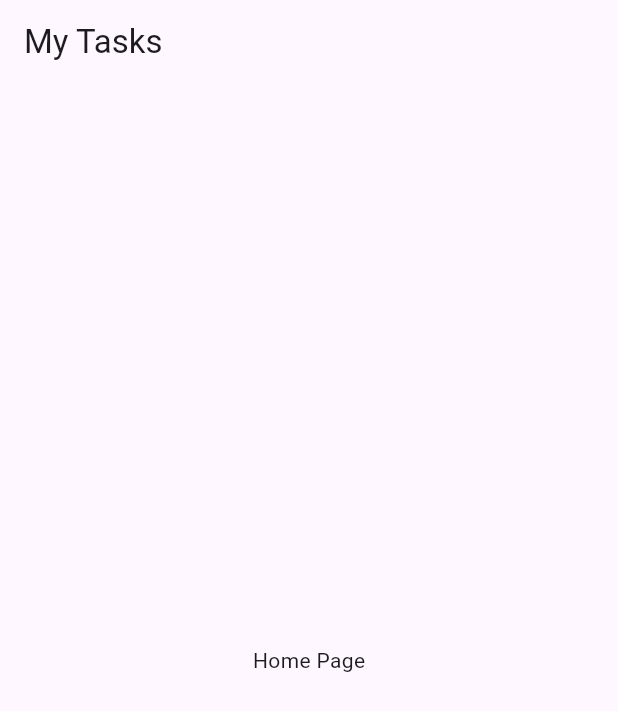
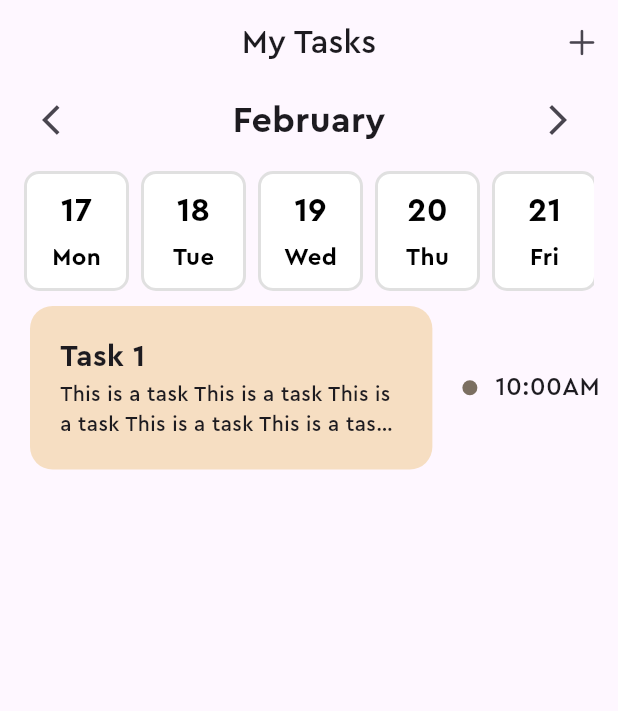
Before and after one commit to mulualeme/taskapp, a Flutter app: the screen it shows after launch, on a phone screen of 412 x 824 dp. Shown: the top 711 px of the screen. Run offline on Flutter 3.47's test engine with Material 3 defaults, Android fonts, the phone set to English and light mode, and no system bars; our stand-ins replace flutter_bloc, shared_preferences, sqflite; accounts and stored records are empty.

Commit message:
add home page design

```diff
--- /dev/null
+++ b/frontend/lib/core/constants/utils.dart
@@ -0,0 +1,15 @@
+import 'package:flutter/material.dart';
+
+Color strengthColor(Color color, double factor) {
+  int r = (color.red * factor).clamp(0, 255).toInt();
+  int g = (color.green * factor).clamp(0, 255).toInt();
+  int b = (color.blue * factor).clamp(0, 255).toInt();
+  return Color.fromARGB(color.alpha, r, g, b);
+}
+
+List<DateTime> getWeekDates(int weekOffset) {
+  final today = DateTime.now();
+  DateTime startOfWeek = today.subtract(Duration(days: today.weekday - 1));
+  startOfWeek = startOfWeek.add(Duration(days: weekOffset * 7));
+  return List.generate(7, (index) => startOfWeek.add(Duration(days: index)));
+}
--- a/frontend/lib/features/home/pages/home_page.dart
+++ b/frontend/lib/features/home/pages/home_page.dart
@@ -1,4 +1,8 @@
+import 'package:flutter/cupertino.dart';
 import 'package:flutter/material.dart';
+import 'package:frontend/core/constants/utils.dart';
+import 'package:frontend/features/home/widgets/date_selector.dart';
+import 'package:frontend/features/home/widgets/task_card.dart';
 
 class HomePage extends StatelessWidget {
   static MaterialPageRoute route() => MaterialPageRoute(
@@ -10,10 +14,46 @@ class HomePage extends StatelessWidget {
   Widget build(BuildContext context) {
     return Scaffold(
       appBar: AppBar(
+        centerTitle: true,
         title: const Text('My Tasks'),
+        actions: [
+          IconButton(
+            onPressed: () {},
+            icon: const Icon(CupertinoIcons.add),
+          ),
+        ],
       ),
-      body: const Center(
-        child: Text('Home Page'),
+      body: Column(
+        children: [
+          const DateSelector(),
+          Row(
+            children: [
+              Expanded(
+                child: TaskCard(
+                  color: Color.fromRGBO(246, 222, 194, 1),
+                  headerText: 'Task 1',
+                  descriptionText:
+                      'This is a task This is a task This is a task This is a task This is a task This is a task',
+                ),
+              ),
+              Container(
+                width: 10,
+                height: 10,
+                decoration: BoxDecoration(
+                  color: strengthColor(Color.fromRGBO(246, 222, 194, 1), 0.5),
+                  shape: BoxShape.circle,
+                ),
+              ),
+              const Padding(
+                padding: EdgeInsets.all(12),
+                child: Text(
+                  '10:00AM',
+                  style: TextStyle(fontSize: 17),
+                ),
+              ),
+            ],
+          ),
+        ],
       ),
     );
   }
--- /dev/null
+++ b/frontend/lib/features/home/widgets/date_selector.dart
@@ -0,0 +1,108 @@
+import 'package:flutter/cupertino.dart';
+import 'package:flutter/material.dart';
+import 'package:frontend/core/constants/utils.dart';
+import 'package:intl/intl.dart';
+
+class DateSelector extends StatefulWidget {
+  const DateSelector({super.key});
+
+  @override
+  State<DateSelector> createState() => _DateSelectorState();
+}
+
+class _DateSelectorState extends State<DateSelector> {
+  int weekOffset = 0;
+  DateTime selectedDate = DateTime.now();
+  @override
+  Widget build(BuildContext context) {
+    final weekDates = getWeekDates(weekOffset);
+    String monthName = DateFormat('MMMM').format(weekDates[0]);
+    return Column(
+      children: [
+        Padding(
+          padding:
+              const EdgeInsets.symmetric(horizontal: 16).copyWith(bottom: 10),
+          child: Row(
+            mainAxisAlignment: MainAxisAlignment.spaceBetween,
+            children: [
+              IconButton(
+                onPressed: () {
+                  setState(() {
+                    weekOffset--;
+                  });
+                },
+                icon: Icon(Icons.arrow_back_ios),
+              ),
+              Text(monthName,
+                  style: TextStyle(fontSize: 24, fontWeight: FontWeight.bold)),
+              IconButton(
+                onPressed: () {
+                  setState(() {
+                    weekOffset++;
+                  });
+                },
+                icon: Icon(Icons.arrow_forward_ios),
+              ),
+            ],
+          ),
+        ),
+        Padding(
+          padding: const EdgeInsets.symmetric(horizontal: 16),
+          child: SizedBox(
+            height: 80,
+            child: ListView.builder(
+              itemCount: weekDates.length,
+              scrollDirection: Axis.horizontal,
+              itemBuilder: (context, index) {
+                final date = weekDates[index];
+                bool isSelected = DateFormat('d').format(selectedDate) ==
+                        DateFormat('d').format(date) &&
+                    selectedDate.month == date.month &&
+                    selectedDate.year == date.year;
+                return GestureDetector(
+                  onTap: () {
+                    setState(() {
+                      selectedDate = date;
+                    });
+                  },
+                  child: Container(
+                    width: 70,
+                    margin: EdgeInsets.only(right: 8),
+                    decoration: BoxDecoration(
+                      color:
+                          isSelected ? Colors.deepOrangeAccent : Colors.white,
+                      borderRadius: BorderRadius.circular(10),
+                      border: Border.all(
+                          color: isSelected
+                              ? Colors.deepOrangeAccent
+                              : Colors.grey.shade300,
+                          width: 2),
+                    ),
+                    child: Column(
+                      mainAxisAlignment: MainAxisAlignment.center,
+                      children: [
+                        Text(date.day.toString(),
+                            style: TextStyle(
+                                fontSize: 22,
+                                fontWeight: FontWeight.bold,
+                                color:
+                                    isSelected ? Colors.white : Colors.black)),
+                        const SizedBox(height: 5),
+                        Text(DateFormat('E').format(date),
+                            style: TextStyle(
+                                fontSize: 16,
+                                fontWeight: FontWeight.bold,
+                                color:
+                                    isSelected ? Colors.white : Colors.black)),
+                      ],
+                    ),
+                  ),
+                );
+              },
+            ),
+          ),
+        )
+      ],
+    );
+  }
+}
--- /dev/null
+++ b/frontend/lib/features/home/widgets/task_card.dart
@@ -0,0 +1,48 @@
+import 'package:flutter/material.dart';
+
+class TaskCard extends StatelessWidget {
+  final Color color;
+  final String headerText;
+  final String descriptionText;
+  const TaskCard({
+    super.key,
+    required this.color,
+    required this.headerText,
+    required this.descriptionText,
+  });
+
+  @override
+  Widget build(BuildContext context) {
+    return Container(
+      margin: const EdgeInsets.symmetric(
+        horizontal: 20,
+        vertical: 10,
+      ),
+      padding: const EdgeInsets.all(20),
+      decoration: BoxDecoration(
+        color: color,
+        borderRadius: BorderRadius.circular(15),
+      ),
+      child: Column(
+        crossAxisAlignment: CrossAxisAlignment.start,
+        children: [
+          Text(
+            headerText,
+            style: const TextStyle(
+              fontSize: 20,
+              fontWeight: FontWeight.bold,
+            ),
+          ),
+          Text(
+            descriptionText,
+            style: const TextStyle(
+              fontSize: 14,
+            ),
+            maxLines: 2,
+            overflow: TextOverflow.ellipsis,
+          ),
+        ],
+      ),
+    );
+  }
+}
--- a/frontend/lib/main.dart
+++ b/frontend/lib/main.dart
@@ -32,6 +32,7 @@ class _MyAppState extends State<MyApp> {
     return MaterialApp(
       title: 'Flutter Demo',
       theme: ThemeData(
+        fontFamily: 'Cera Pro',
         inputDecorationTheme: InputDecorationTheme(
           contentPadding: EdgeInsets.all(27.0),
           enabledBorder: OutlineInputBorder(
```
Also changed, not shown: frontend/pubspec.yaml (+7 -5 lines), frontend/assets/fonts/Cera-Pro-Bold.otf (added), frontend/assets/fonts/Cera-Pro-Medium.otf (added), frontend/pubspec.lock.
